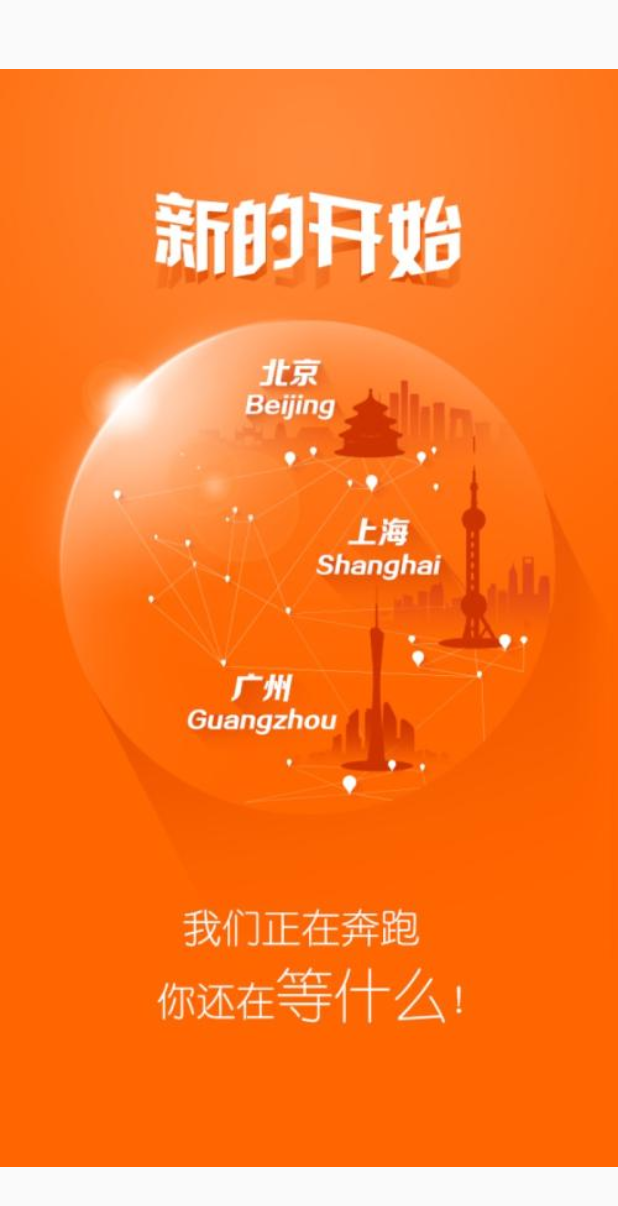
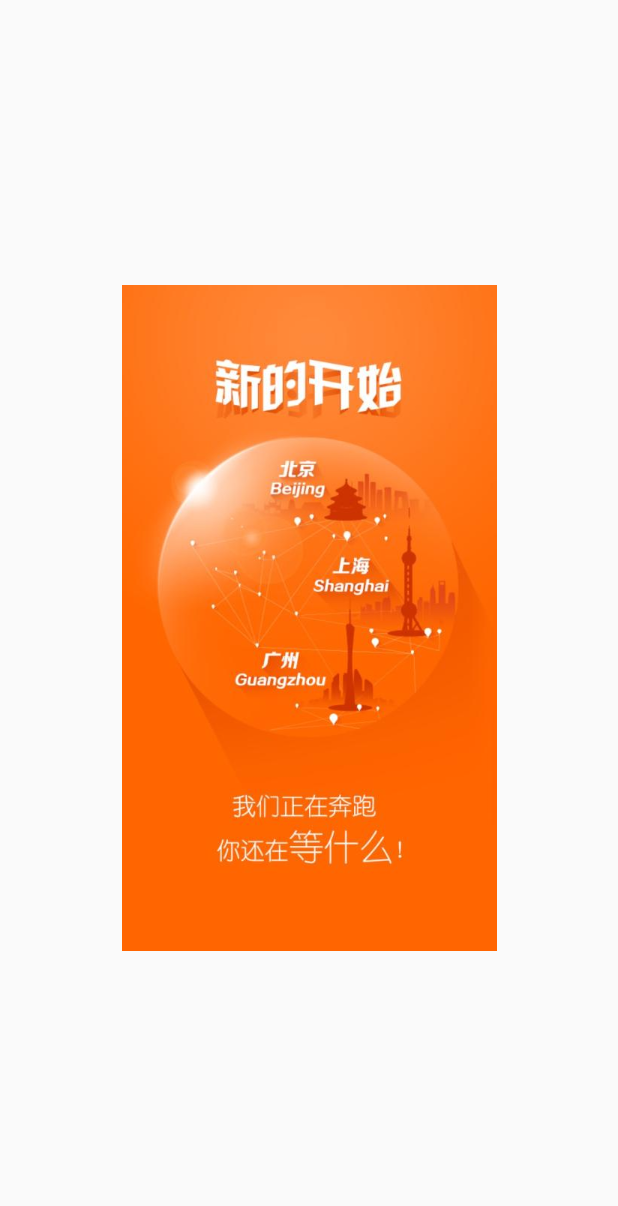
Before and after one commit to chinachance/flutter_shop, a Flutter app: the first screen one second after launch, on a phone screen of 412 x 824 dp. Shown: the top 1206 px of the screen. Run offline on Flutter 3.47's test engine with Material 2 defaults, Android fonts, the phone set to English and light mode, and no system bars; our stand-ins replace dio, fluttertoast, permission_handler; missing offline and left inert: flutter_webview_plugin.

Commit message:
权限修改

```diff
--- a/lib/page/main.dart
+++ b/lib/main.dart
@@ -26,13 +26,15 @@ class MySplashPage extends StatefulWidget {
   _SplashPageState createState() => _SplashPageState();
 }
 
-class _SplashPageState extends State {
-//  Timer timer;
+class _SplashPageState extends State<MySplashPage> with SingleTickerProviderStateMixin{
+
+  AnimationController _controller;
+  Animation _animation;
 
   @override
   void dispose() {
     //页面销毁时
-//    timer.cancel();
+    _controller.dispose();
     super.dispose();
   }
 
@@ -46,21 +48,37 @@ class _SplashPageState extends State {
 //          builder: (BuildContext context) => new homePage()), ( //跳转到主页
 //          Route route) => route == null);
 //    });
-    new Future.delayed(const Duration(seconds: 2, milliseconds: 500), () {
-      Navigator.of(context).pushAndRemoveUntil(
-          new MaterialPageRoute(
-              //跳转到主页
-              builder: (BuildContext context) => new HomePage()),
-          (Route route) => route == null);
-      return true;
+//    new Future.delayed(const Duration(seconds: 2, milliseconds: 500), () {
+//      Navigator.of(context).pushAndRemoveUntil(
+//          new MaterialPageRoute(
+//              //跳转到主页
+//              builder: (BuildContext context) => new HomePage()),
+//          (Route route) => route == null);
+//      return true;
+//    });
+    _controller =
+        AnimationController(vsync: this, duration: Duration(milliseconds: 15000));
+    _animation = Tween(begin: 0.0, end: 1.0).animate(_controller);
+
+    _animation.addStatusListener((status) {
+      if (status == AnimationStatus.completed) {
+        Navigator.of(context).pushAndRemoveUntil(
+            MaterialPageRoute(builder: (context) => HomePage()),
+                (route) => route == null);
+      }
     });
+    _controller.forward();
   }
 
   @override
   Widget build(BuildContext context) {
     return Scaffold(
         body: new Center(
-      child: new Image.asset("images/splash.jpg"),
+      child: new Image.asset(
+        "images/splash.jpg",
+        scale: 2.0,
+        fit: BoxFit.cover,
+      ),
     ));
   }
 }
--- a/pubspec.yaml
+++ b/pubspec.yaml
@@ -30,6 +30,8 @@ dependencies:
   dio: ^2.1.7
   #webview
   flutter_webview_plugin: ^0.3.5
+  #权限
+  permission_handler: ^3.0.0
 
 dev_dependencies:
   flutter_test:
@@ -78,5 +80,4 @@ flutter:
   # For details regarding fonts from package dependencies,
   # see https://flutter.dev/custom-fonts/#from-packages
   assets:
-    - images/title.jpg
-    - images/splash.jpg
+    - images/
```
Also changed, not shown: lib/page/home.dart (+8 -1 lines), pubspec.lock, res/values/strings_en.arb (added), 8 other files.
